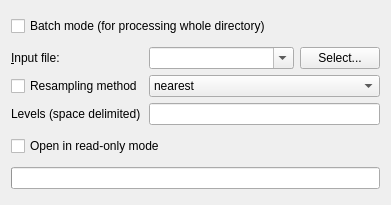
The window that qgis/python/plugins/GdalTools/tools/widgetOverview.ui (sourcepole/qgis) describes before a commit, drawn with Qt 5.
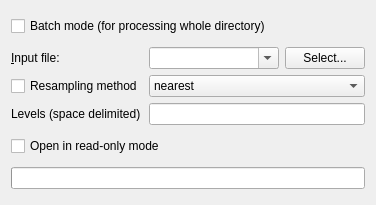
The same window after the commit.

What changed in the file:
```diff
--- a/qgis/python/plugins/GdalTools/tools/widgetOverview.ui
+++ b/qgis/python/plugins/GdalTools/tools/widgetOverview.ui
@@ -6,7 +6,7 @@
    <rect>
     <x>0</x>
     <y>0</y>
-    <width>391</width>
+    <width>376</width>
     <height>205</height>
    </rect>
   </property>
```
